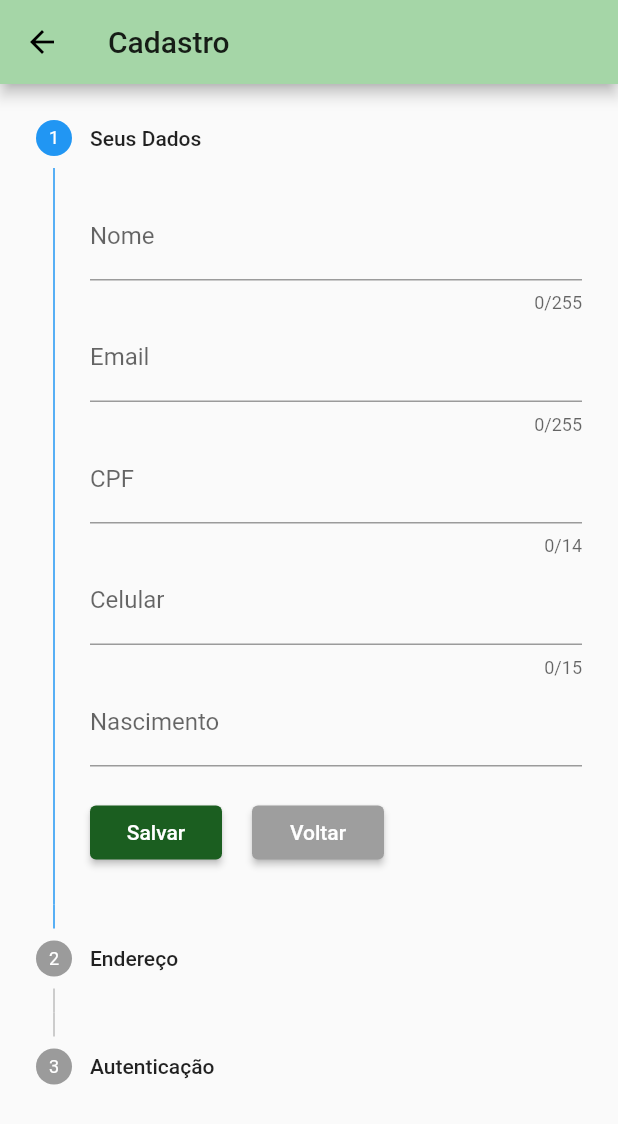
After one commit to Cristiano7988/bytebank, a Flutter app: the screen it shows after launch, after a tap on "LOGAR", after a tap on "Criar uma conta >", on a phone screen of 412 x 824 dp. The commit adds this screen. Shown: the top 1124 px of the screen. Run offline on Flutter 3.47's test engine with Material 2 defaults, Android fonts, the phone set to English and light mode, and no system bars; drawn by our look-alikes of date_time_picker; our stand-ins replace brasil_fields, image_picker, sqflite; missing offline and left inert: flux_validator_dart; accounts and stored records are empty.

Commit message:
Sistema de Login com Selfie

```diff
--- a/lib/main.dart
+++ b/lib/main.dart
@@ -1,22 +1,34 @@
-import 'package:bytebank/screens/dashboard/dashboard.dart';
+import 'package:bytebank/models/cliente.dart';
+import 'package:bytebank/screens/autencticacao/login.dart';
 import 'package:flutter/material.dart';
+import 'package:provider/provider.dart';
 
 void main() {
-  runApp(ByteBankApp());
+  runApp(
+    MultiProvider(
+      child: ByteBankApp(),
+      providers: [
+        ChangeNotifierProvider(
+          create: (context) => Cliente(),
+        ),
+      ],
+    ),
+  );
 }
 
 class ByteBankApp extends StatelessWidget {
   @override
   Widget build(BuildContext context) {
     return MaterialApp(
+      debugShowCheckedModeBanner: false,
       theme: ThemeData(
-          primaryColor: Colors.orange[900],
-          accentColor: Colors.amberAccent[200],
+          primaryColor: Colors.green[200],
+          accentColor: Colors.green[900],
           buttonTheme: ButtonThemeData(
-            buttonColor: Colors.amberAccent[200],
+            buttonColor: Colors.green[900],
             textTheme: ButtonTextTheme.primary,
           )),
-      home: Dashboard(),
+      home: Login(),
     );
   }
 }
--- /dev/null
+++ b/lib/models/cliente.dart
@@ -0,0 +1,100 @@
+import 'dart:io';
+
+import 'package:flutter/cupertino.dart';
+
+class Cliente extends ChangeNotifier {
+  String _nome;
+  String _email;
+  String _celular;
+  String _cpf;
+  String _nascimento;
+  String _cep;
+  String _estado;
+  String _cidade;
+  String _bairro;
+  String _logradouro;
+  String _numero;
+  String _senha;
+
+  String get nome => _nome;
+  String get email => _email;
+  String get celular => _celular;
+  String get cpf => _cpf;
+  String get nascimento => _nascimento;
+  String get cep => _cep;
+  String get estado => _estado;
+  String get cidade => _cidade;
+  String get bairro => _bairro;
+  String get logradouro => _logradouro;
+  String get numero => _numero;
+  String get senha => _senha;
+
+  set nome(String value) {
+    _nome = value;
+
+    notifyListeners();
+  }
+
+  set email(String value) {
+    _email = value;
+  }
+
+  set celular(String value) {
+    _celular = value;
+  }
+
+  set cpf(String value) {
+    _cpf = value;
+  }
+
+  set nascimento(String value) {
+    _nascimento = value;
+  }
+
+  set cep(String value) {
+    _cep = value;
+  }
+
+  set estado(String value) {
+    _estado = value;
+  }
+
+  set cidade(String value) {
+    _cidade = value;
+  }
+
+  set bairro(String value) {
+    _bairro = value;
+  }
+
+  set logradouro(String value) {
+    _logradouro = value;
+  }
+
+  set numero(String value) {
+    _numero = value;
+  }
+
+  set senha(String value) {
+    _senha = value;
+  }
+
+  // Tela de cadastro de Cliente
+  int _stepAtual = 0;
+  File _imagemSelfie;
+
+  int get stepAtual => _stepAtual;
+  File get imagemSelfie => _imagemSelfie;
+
+  set stepAtual(int value) {
+    _stepAtual = value;
+
+    notifyListeners();
+  }
+
+  set imagemSelfie(File value) {
+    _imagemSelfie = value;
+
+    notifyListeners();
+  }
+}
--- /dev/null
+++ b/lib/screens/autencticacao/login.dart
@@ -0,0 +1,144 @@
+import 'package:brasil_fields/brasil_fields.dart';
+import 'package:bytebank/screens/home/home.dart';
+import 'package:flutter/cupertino.dart';
+import 'package:flutter/material.dart';
+import 'package:flutter/services.dart';
+import 'package:bytebank/components/mensagem.dart';
+import 'package:bytebank/screens/autencticacao/registrar.dart';
+import 'package:flux_validator_dart/flux_validator_dart.dart';
+
+class Login extends StatelessWidget {
+  TextEditingController _emailController = TextEditingController();
+  TextEditingController _senhaController = TextEditingController();
+  final _formKey = GlobalKey<FormState>();
+  @override
+  Widget build(BuildContext context) {
+    return Scaffold(
+      body: Container(
+        child: SingleChildScrollView(
+          child: Padding(
+            padding: EdgeInsets.only(top: 50),
+            child: Column(
+              children: [
+                Align(
+                  alignment: Alignment.center,
+                  child: Container(
+                    width: 300,
+                    height: 455,
+                    decoration: BoxDecoration(
+                      color: Colors.white,
+                      borderRadius: BorderRadius.circular(12),
+                    ),
+                    child: Padding(
+                        padding: const EdgeInsets.all(20),
+                        child: _construirFormulario(context)),
+                  ),
+                ),
+              ],
+            ),
+          ),
+        ),
+      ),
+      backgroundColor: Theme.of(context).accentColor,
+    );
+  }
+
+  Widget _construirFormulario(context) {
+    return Form(
+      key: _formKey,
+      child: Column(
+        children: <Widget>[
+          Text(
+            "Login",
+            style: TextStyle(
+              fontSize: 20,
+              fontWeight: FontWeight.bold,
+            ),
+          ),
+          SizedBox(height: 15),
+          TextFormField(
+            validator: (value) =>
+                Validator.email(value) ? 'Email inválido' : null,
+            decoration: InputDecoration(
+              labelText: 'Email',
+            ),
+            maxLength: 255,
+            keyboardType: TextInputType.text,
+            controller: _emailController,
+          ),
+          SizedBox(height: 20),
+          TextFormField(
+            validator: (value) {
+              if (value.length == 0) {
+                return 'Informe uma senha';
+              }
+              return null;
+            },
+            decoration: InputDecoration(
+              labelText: 'Senha',
+            ),
+            maxLength: 15,
+            keyboardType: TextInputType.text,
+            controller: _senhaController,
+          ),
+          SizedBox(height: 30),
+          SizedBox(
+            width: double.infinity,
+            child: OutlineButton(
+              textColor: Theme.of(context).accentColor,
+              highlightColor: Color.fromRGBO(71, 161, 56, 0.2),
+              borderSide: BorderSide(
+                width: 2,
+                color: Theme.of(context).accentColor,
+              ),
+              child: Text('LOGAR'),
+              onPressed: () {
+                if (_formKey.currentState.validate()) {
+                  if (_emailController.text == 'cliente@email.com' &&
+                      _senhaController.text == 'abc123') {
+                    Navigator.pushAndRemoveUntil(
+                        context,
+                        MaterialPageRoute(
+                          builder: (context) => Home(),
+                        ),
+                        (route) => false);
+                  } else {
+                    exibirAlerta(
+                      context: context,
+                      titulo: 'ATENÇÃO',
+                      content: "Email ou Senha incorretos!",
+                    );
+                  }
+                }
+              },
+            ),
+          ),
+          SizedBox(height: 15),
+          OutlineButton(
+            onPressed: () {
+              Navigator.push(
+                context,
+                MaterialPageRoute(
+                  builder: (context) => Registrar(),
+                ),
+              );
+            },
+            highlightColor: Color.fromRGBO(71, 161, 56, 0.2),
+            borderSide: BorderSide(
+              width: 2,
+              color: Theme.of(context).accentColor,
+            ),
+            textColor: Theme.of(context).accentColor,
+            child: Text(
+              'Criar uma conta >',
+              style: TextStyle(
+                color: Theme.of(context).accentColor,
+                fontWeight: FontWeight.bold,
+              ),
+            ),
+          )
+        ],
+      ),
+    );
+  }
+}
--- /dev/null
+++ b/lib/screens/autencticacao/registrar.dart
@@ -0,0 +1,392 @@
+import 'dart:io';
+
+import 'package:brasil_fields/brasil_fields.dart';
+import 'package:bytebank/models/cliente.dart';
+import 'package:bytebank/screens/home/home.dart';
+import 'package:date_time_picker/date_time_picker.dart';
+import 'package:flutter/cupertino.dart';
+import 'package:flutter/material.dart';
+import 'package:flutter/services.dart';
+import 'package:provider/provider.dart';
+import 'package:image_picker/image_picker.dart';
+import 'package:flux_validator_dart/flux_validator_dart.dart';
+
+class Registrar extends StatelessWidget {
+  // Step 1
+  final _formUserData = GlobalKey<FormState>();
+  final TextEditingController _nomeController = TextEditingController();
+  final TextEditingController _emailController = TextEditingController();
+  final TextEditingController _cpfController = TextEditingController();
+  final TextEditingController _celularController = TextEditingController();
+  final TextEditingController _nascimentoController = TextEditingController();
+
+  // Step 2
+  final _formUserAddress = GlobalKey<FormState>();
+  final TextEditingController _cepController = TextEditingController();
+  final TextEditingController _estadoController = TextEditingController();
+  final TextEditingController _cidadeController = TextEditingController();
+  final TextEditingController _bairroController = TextEditingController();
+  final TextEditingController _logradouroController = TextEditingController();
+  final TextEditingController _numeroController = TextEditingController();
+
+  // Step 3
+  final _formUserAuth = GlobalKey<FormState>();
+  final TextEditingController _senhaController = TextEditingController();
+  final TextEditingController _confirmarSenhaController =
+      TextEditingController();
+  final ImagePicker _picker = ImagePicker();
+  @override
+  Widget build(BuildContext context) {
+    return Scaffold(
+      appBar: AppBar(
+        title: Text("Cadastro"),
+      ),
+      body: Consumer<Cliente>(
+        builder: (context, cliente, child) {
+          return Stepper(
+            currentStep: cliente.stepAtual,
+            onStepContinue: () {
+              final functions = [
+                _salvarStep1,
+                _salvarStep2,
+                _salvarStep3,
+              ];
+              return functions[cliente.stepAtual](context);
+            },
+            onStepCancel: () {
+              cliente.stepAtual =
+                  cliente.stepAtual > 0 ? cliente.stepAtual - 1 : 0;
+            },
+            steps: _construirSteps(context, cliente),
+            controlsBuilder: (context, {onStepContinue, onStepCancel}) {
+              return Padding(
+                padding: EdgeInsets.only(top: 20),
+                child: Row(
+                  children: [
+                    RaisedButton(
+                      onPressed: onStepContinue,
+                      color: Theme.of(context).accentColor,
+                      child: Text(
+                        "Salvar",
+                        style: TextStyle(
+                          color: Colors.white,
+                        ),
+                      ),
+                    ),
+                    Padding(padding: EdgeInsets.only(right: 20)),
+                    RaisedButton(
+                      onPressed: onStepCancel,
+                      color: Colors.grey,
+                      child: Text(
+                        "Voltar",
+                        style: TextStyle(color: Colors.white),
+                      ),
+                    ),
+                  ],
+                ),
+              );
+            },
+          );
+        },
+      ),
+    );
+  }
+
+  _salvarStep1(context) {
+    if (_formUserData.currentState.validate()) {
+      Cliente cliente = Provider.of<Cliente>(context, listen: false);
+
+      cliente.nome = _nomeController.text;
+
+      _proximoStep(context);
+    }
+  }
+
+  _salvarStep2(context) {
+    if (_formUserAddress.currentState.validate()) {
+      _proximoStep(context);
+    }
+  }
+
+  _salvarStep3(context) {
+    if (_formUserAuth.currentState.validate()) {
+      FocusScope.of(context).unfocus();
+
+      Navigator.pushAndRemoveUntil(
+        context,
+        MaterialPageRoute(
+          builder: (context) => Home(),
+        ),
+        (route) => false,
+      );
+    }
+  }
+
+  List<Step> _construirSteps(context, cliente) {
+    List<Step> step = [
+      Step(
+        title: Text("Seus Dados"),
+        isActive: cliente.stepAtual >= 0,
+        content: Form(
+          key: _formUserData,
+          child: Column(
+            children: [
+              TextFormField(
+                decoration: InputDecoration(
+                  labelText: 'Nome',
+                ),
+                inputFormatters: [],
+                controller: _nomeController,
+                maxLength: 255,
+                keyboardType: TextInputType.text,
+                validator: (value) {
+                  if (value.length < 3) return 'Nome inválido';
+                  if (!value.contains(" "))
+                    return 'Informe pelo menos um sobrenome';
+                  return null;
+                },
+              ),
+              TextFormField(
+                decoration: InputDecoration(
+                  labelText: 'Email',
+                ),
+                controller: _emailController,
+                maxLength: 255,
+                keyboardType: TextInputType.emailAddress,
+                validator: (value) =>
+                    Validator.email(value) ? 'Email inválido' : null,
+              ),
+              TextFormField(
+                decoration: InputDecoration(
+                  labelText: 'CPF',
+                ),
+                controller: _cpfController,
+                maxLength: 14,
+                keyboardType: TextInputType.number,
+                validator: (value) =>
+                    Validator.cpf(value) ? 'CPF inválido' : null,
+                inputFormatters: [
+                  FilteringTextInputFormatter.digitsOnly,
+                  CpfInputFormatter(),
+                ],
+              ),
+              TextFormField(
+                decoration: InputDecoration(
+                  labelText: 'Celular',
+                ),
+                controller: _celularController,
+                maxLength: 15,
+                keyboardType: TextInputType.number,
+                validator: (value) =>
+                    Validator.phone(value) ? 'Celular inválido' : null,
+                inputFormatters: [
+                  FilteringTextInputFormatter.digitsOnly,
+                  TelefoneInputFormatter(),
+                ],
+              ),
+              DateTimePicker(
+                controller: _nascimentoController,
+                type: DateTimePickerType.date,
+                firstDate: DateTime(1900),
+                lastDate: DateTime(2022),
+                dateLabelText: "Nascimento",
+                dateMask: "dd/MM/yyyy",
+                validator: (value) {
+                  if (value.isEmpty) return "Data inválida";
+                  return null;
+                },
+              ),
+            ],
+          ),
+        ),
+      ),
+      Step(
+        title: Text("Endereço"),
+        isActive: cliente.stepAtual >= 1,
+        content: Form(
+          key: _formUserAddress,
+          child: Column(
+            children: [
+              TextFormField(
+                decoration: InputDecoration(
+                  labelText: 'Cep',
+                ),
+                controller: _cepController,
+                maxLength: 10,
+                keyboardType: TextInputType.number,
+                validator: (value) {
+                  if (value.length < 10) return 'Cep inválido';
+                  return null;
+                },
+                inputFormatters: [
+                  FilteringTextInputFormatter.digitsOnly,
+                  CepInputFormatter(),
+                ],
+              ),
+              DropdownButtonFormField(
+                isExpanded: true,
+                items: Estados.listaEstadosSigla.map(
+                  (String estado) {
+                    return DropdownMenuItem(
+                      child: Text(estado),
+                      value: estado,
+                    );
+                  },
+                ).toList(),
+                onChanged: (String novoEstadoSelecionado) {
+                  _estadoController.text = novoEstadoSelecionado;
+                },
+                validator: (value) {
+                  if (value == null) return 'Selecione um estado';
+                  return null;
+                },
+                decoration: InputDecoration(labelText: "Estado"),
+              ),
+              SizedBox(height: 15),
+              TextFormField(
+                decoration: InputDecoration(
+                  labelText: 'Cidade',
+                ),
+                controller: _cidadeController,
+                maxLength: 255,
+                keyboardType: TextInputType.text,
+                validator: (value) {
+                  if (value.length < 3) return 'Cidade inválido';
+                  return null;
+                },
+              ),
+              TextFormField(
+                decoration: InputDecoration(
+                  labelText: 'Bairro',
+                ),
+                controller: _bairroController,
+                maxLength: 255,
+                keyboardType: TextInputType.text,
+                validator: (value) {
+                  if (value.length < 3) return 'Bairro inválido';
+                  return null;
+                },
+              ),
+              TextFormField(
+                decoration: InputDecoration(
+                  labelText: 'Logradouro',
+                ),
+                controller: _logradouroController,
+                maxLength: 255,
+                keyboardType: TextInputType.text,
+                validator: (value) {
+                  if (value.length < 3) return 'Logradouro inválido';
+                  return null;
+                },
+              ),
+              TextFormField(
+                decoration: InputDecoration(
+                  labelText: 'Número',
+                ),
+                controller: _numeroController,
+                maxLength: 255,
+                keyboardType: TextInputType.text,
+              ),
+            ],
+          ),
+        ),
+      ),
+      Step(
+          title: Text("Autenticação"),
+          isActive: cliente.stepAtual >= 2,
+          content: Form(
+            key: _formUserAuth,
+            child: Column(
+              children: [
+                TextFormField(
+                  decoration: InputDecoration(
+                    labelText: 'Senha',
+                  ),
+                  controller: _senhaController,
+                  maxLength: 255,
+                  obscureText: true,
+                  keyboardType: TextInputType.text,
+                  validator: (value) {
+                    if (value.length < 8) return 'Senha muito curta';
+                    return null;
+                  },
+                ),
+                TextFormField(
+                  decoration: InputDecoration(
+                    labelText: 'Confirmar Senha',
+                  ),
+                  controller: _confirmarSenhaController,
+                  maxLength: 255,
+                  obscureText: true,
+                  keyboardType: TextInputType.text,
+                  validator: (value) {
+                    if (value != _senhaController.text)
+                      return 'Este campo está diferente da senha informada!';
+                    return null;
+                  },
+                ),
+                SizedBox(height: 15),
+                Text(
+                  "Para prosseguir com o seu cadastro é necessário uma Selfie",
+                  style: TextStyle(
+                    fontWeight: FontWeight.bold,
+                    color: Colors.red,
+                  ),
+                ),
+                SizedBox(height: 15),
+                RaisedButton(
+                  onPressed: () => _capturarSelfie(cliente),
+                  child: Text("Tirar Selfie"),
+                ),
+                _jaEnviouSelfie(context)
+                    ? _imagemDaSelfie(context)
+                    : _pedidoSelfie(context),
+              ],
+            ),
+          ))
+    ];
+    return step;
+  }
+
+  void _proximoStep(context) {
+    Cliente cliente = Provider.of<Cliente>(context, listen: false);
+    irPara(cliente.stepAtual + 1, cliente);
+  }
+
+  void irPara(int step, cliente) {
+    cliente.stepAtual = step;
+  }
+
+  void _capturarSelfie(cliente) async {
+    final pickedImage = await _picker.getImage(source: ImageSource.camera);
+
+    cliente.imagemSelfie = File(pickedImage.path);
+  }
+
+  _jaEnviouSelfie(context) {
+    if (Provider.of<Cliente>(context, listen: false).imagemSelfie != null) {
+      return true;
+    } else {
+      return false;
+    }
+  }
+
+  Image _imagemDaSelfie(context) {
+    return Image.file(
+        Provider.of<Cliente>(context, listen: false).imagemSelfie);
+  }
+
+  Column _pedidoSelfie(context) {
+    return Column(children: [
+      SizedBox(height: 15),
+      Text(
+        "Selfie pendente",
+        style: TextStyle(
+          color: Colors.red,
+          fontWeight: FontWeight.bold,
+          fontSize: 15,
+        ),
+      ),
+    ]);
+  }
+}
--- a/pubspec.yaml
+++ b/pubspec.yaml
@@ -30,6 +30,11 @@ dependencies:
   # The following adds the Cupertino Icons font to your application.
   # Use with the CupertinoIcons class for iOS style icons.
   cupertino_icons: ^1.0.2
+  brasil_fields: ^0.6.0
+  date_time_picker: ^1.1.0
+  provider:
+  image_picker:
+  flux_validator_dart:
 
 dev_dependencies:
   flutter_test:
```
Also changed, not shown: lib/components/mensagem.dart (added, +22 -0 lines), lib/screens/home/home.dart (renamed from lib/screens/dashboard/dashboard.dart, +43 -2 lines), pubspec.lock, 1 other file.
